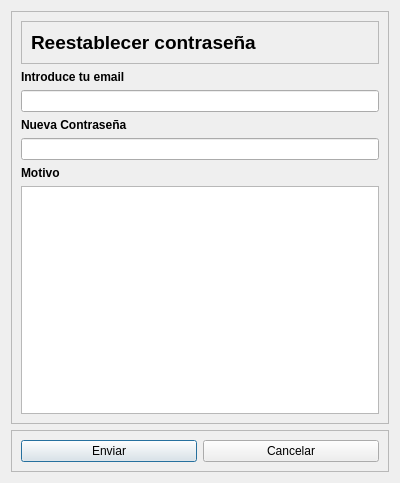
First picture: the form in frontend/UI/solicitud_password_dialog.ui, repository PacoG86/isli, before the edit.
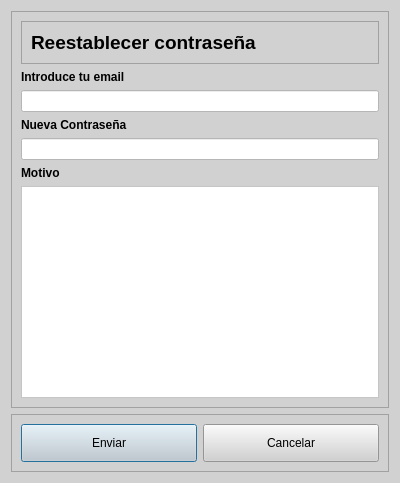
Second picture: the form after the edit. Icons and pictures are not drawn.

The edit to the form file:
```diff
--- a/frontend/UI/solicitud_password_dialog.ui
+++ b/frontend/UI/solicitud_password_dialog.ui
@@ -13,6 +13,9 @@
   <property name="windowTitle">
    <string>Dialog</string>
   </property>
+  <property name="styleSheet">
+   <string notr="true">background-color: #D1D1D1;</string>
+  </property>
   <layout class="QVBoxLayout" name="verticalLayout" stretch="1,0">
    <item>
     <widget class="QFrame" name="frame">
@@ -81,6 +84,9 @@
       </item>
       <item>
        <widget class="QLineEdit" name="lineEdit_email">
+        <property name="styleSheet">
+         <string notr="true">background-color: rgb(255, 255, 255);</string>
+        </property>
         <property name="text">
          <string/>
         </property>
@@ -99,7 +105,11 @@
        </widget>
       </item>
       <item>
-       <widget class="QLineEdit" name="lineEdit_password"/>
+       <widget class="QLineEdit" name="lineEdit_password">
+        <property name="styleSheet">
+         <string notr="true">background-color: rgb(255, 255, 255);</string>
+        </property>
+       </widget>
       </item>
       <item>
        <widget class="QLabel" name="label_motivo">
@@ -114,7 +124,11 @@
        </widget>
       </item>
       <item>
-       <widget class="QTextEdit" name="textEdit_motivo"/>
+       <widget class="QTextEdit" name="textEdit_motivo">
+        <property name="styleSheet">
+         <string notr="true">background-color: rgb(255, 255, 255);</string>
+        </property>
+       </widget>
       </item>
      </layout>
     </widget>
@@ -130,6 +144,12 @@
      <layout class="QHBoxLayout" name="horizontalLayout">
       <item>
        <widget class="QPushButton" name="pushButton_enviar">
+        <property name="minimumSize">
+         <size>
+          <width>0</width>
+          <height>38</height>
+         </size>
+        </property>
         <property name="font">
          <font>
           <bold>false</bold>
@@ -142,6 +162,12 @@
       </item>
       <item>
        <widget class="QPushButton" name="pushButton_cancelar">
+        <property name="minimumSize">
+         <size>
+          <width>0</width>
+          <height>38</height>
+         </size>
+        </property>
         <property name="text">
          <string>Cancelar</string>
         </property>
```
